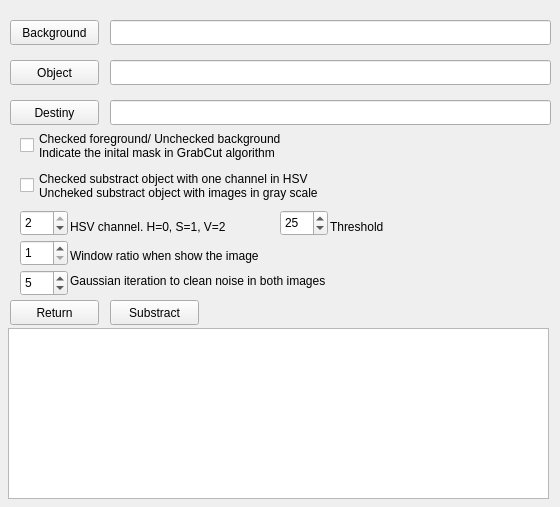
Before: the Qt Designer form gui/pages/substractToolPage.ui in jacv050/dataset-tools, drawn with Qt 5.
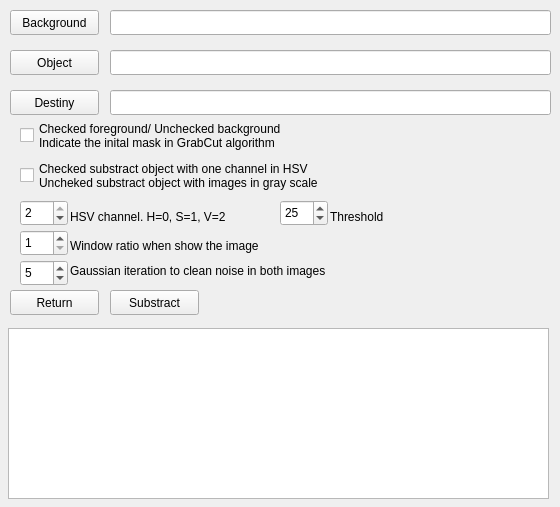
After: the same form once the commit is applied.

Commit message: Added constraint enabled/disabled in spinbox for HSV channel

```diff
--- a/gui/pages/substractToolPage.ui
+++ b/gui/pages/substractToolPage.ui
@@ -23,7 +23,7 @@
    <property name="geometry">
     <rect>
      <x>10</x>
-     <y>300</y>
+     <y>290</y>
      <width>89</width>
      <height>25</height>
     </rect>
@@ -36,7 +36,7 @@
    <property name="geometry">
     <rect>
      <x>110</x>
-     <y>300</y>
+     <y>290</y>
      <width>89</width>
      <height>25</height>
     </rect>
@@ -49,7 +49,7 @@
    <property name="geometry">
     <rect>
      <x>10</x>
-     <y>20</y>
+     <y>10</y>
      <width>89</width>
      <height>25</height>
     </rect>
@@ -62,7 +62,7 @@
    <property name="geometry">
     <rect>
      <x>10</x>
-     <y>60</y>
+     <y>50</y>
      <width>89</width>
      <height>25</height>
     </rect>
@@ -75,7 +75,7 @@
    <property name="geometry">
     <rect>
      <x>110</x>
-     <y>20</y>
+     <y>10</y>
      <width>441</width>
      <height>25</height>
     </rect>
@@ -85,7 +85,7 @@
    <property name="geometry">
     <rect>
      <x>110</x>
-     <y>60</y>
+     <y>50</y>
      <width>441</width>
      <height>25</height>
     </rect>
@@ -95,7 +95,7 @@
    <property name="geometry">
     <rect>
      <x>20</x>
-     <y>130</y>
+     <y>120</y>
      <width>331</width>
      <height>31</height>
     </rect>
@@ -109,7 +109,7 @@
    <property name="geometry">
     <rect>
      <x>280</x>
-     <y>210</y>
+     <y>200</y>
      <width>48</width>
      <height>26</height>
     </rect>
@@ -125,7 +125,7 @@
    <property name="geometry">
     <rect>
      <x>330</x>
-     <y>216</y>
+     <y>206</y>
      <width>71</width>
      <height>21</height>
     </rect>
@@ -138,7 +138,7 @@
    <property name="geometry">
     <rect>
      <x>20</x>
-     <y>170</y>
+     <y>160</y>
      <width>381</width>
      <height>31</height>
     </rect>
@@ -158,7 +158,7 @@
    <property name="geometry">
     <rect>
      <x>20</x>
-     <y>210</y>
+     <y>200</y>
      <width>48</width>
      <height>26</height>
     </rect>
@@ -174,7 +174,7 @@
    <property name="geometry">
     <rect>
      <x>70</x>
-     <y>216</y>
+     <y>206</y>
      <width>201</width>
      <height>21</height>
     </rect>
@@ -187,7 +187,7 @@
    <property name="geometry">
     <rect>
      <x>20</x>
-     <y>240</y>
+     <y>230</y>
      <width>48</width>
      <height>26</height>
     </rect>
@@ -206,7 +206,7 @@
    <property name="geometry">
     <rect>
      <x>70</x>
-     <y>240</y>
+     <y>230</y>
      <width>261</width>
      <height>31</height>
     </rect>
@@ -219,7 +219,7 @@
    <property name="geometry">
     <rect>
      <x>20</x>
-     <y>270</y>
+     <y>260</y>
      <width>48</width>
      <height>26</height>
     </rect>
@@ -232,7 +232,7 @@
    <property name="geometry">
     <rect>
      <x>70</x>
-     <y>270</y>
+     <y>260</y>
      <width>341</width>
      <height>21</height>
     </rect>
@@ -245,7 +245,7 @@
    <property name="geometry">
     <rect>
      <x>10</x>
-     <y>100</y>
+     <y>90</y>
      <width>89</width>
      <height>25</height>
     </rect>
@@ -258,7 +258,7 @@
    <property name="geometry">
     <rect>
      <x>110</x>
-     <y>100</y>
+     <y>90</y>
      <width>441</width>
      <height>25</height>
     </rect>
```
The commit also changes 2 other files.
